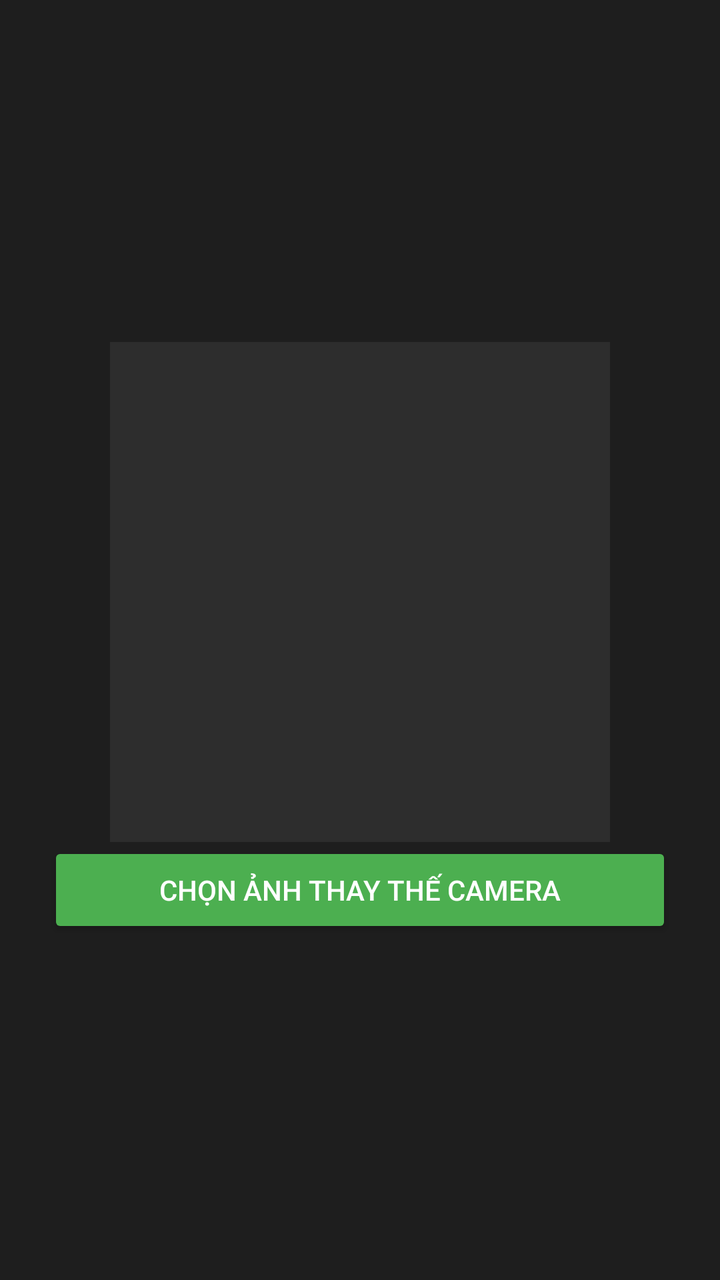
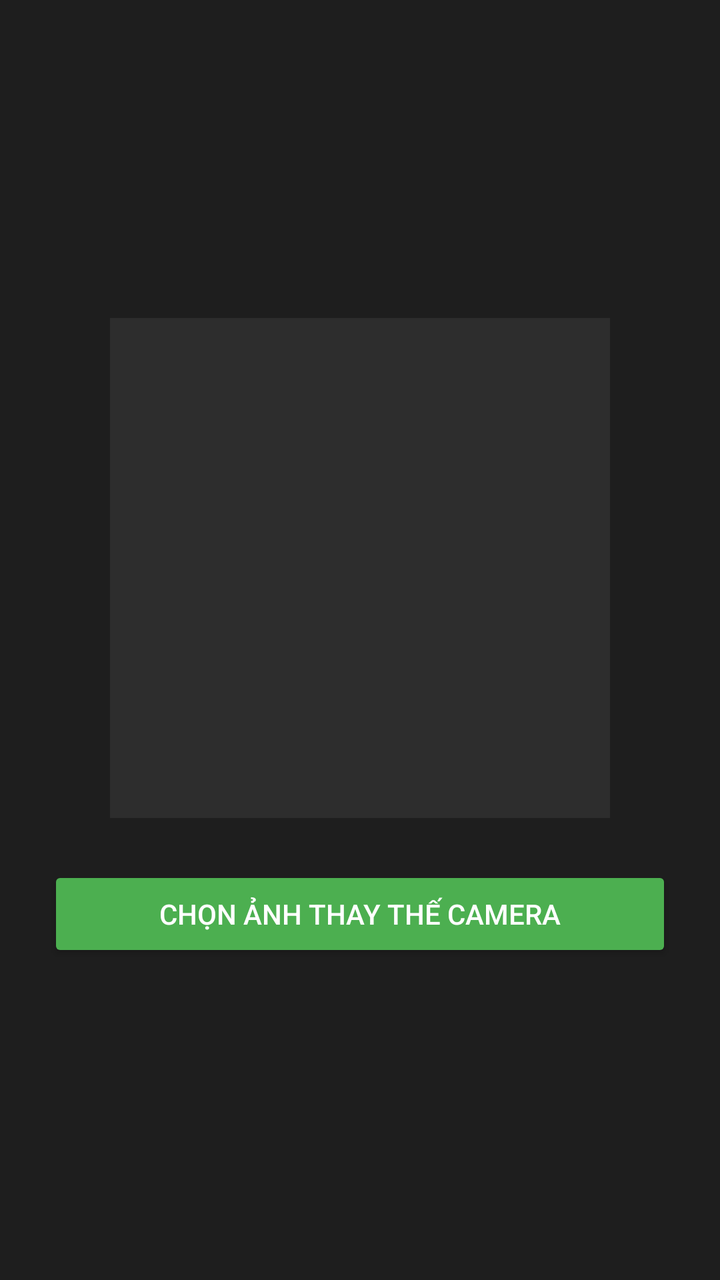

Two renders of the same Android screen: before a commit and after it. Below are the layout's source before the change and the commit's diff.
<!-- AndroidManifest.xml: application theme Theme.AppCompat.DayNight.NoActionBar -->
<!-- res/layout/activity_main.xml -->
<?xml version="1.0" encoding="utf-8"?>
<LinearLayout xmlns:android="http://schemas.android.com/apk/res/android"
    android:layout_width="match_parent"
    android:layout_height="match_parent"
    android:background="#1e1e1e"
    android:gravity="center"
    android:orientation="vertical"
    android:padding="24dp">

    <ImageView
        android:id="@+id/imgPreview"
        android:layout_width="250dp"
        android:layout_height="250dp"
        android:layout_marginBottom="24dp`"
        android:background="#2d2d2d"
        android:scaleType="centerCrop" />

    <Button
        android:id="@+id/btnSelectImage"
        android:layout_width="match_parent"
        android:layout_height="wrap_content"
        android:backgroundTint="#4CAF50"
        android:text="Chọn ảnh thay thế camera"
        android:textColor="#FFFFFF" />

</LinearLayout>
<!-- resources referenced by this layout -->
<resources>

</resources>

<!-- the commit's change to res/layout/activity_main.xml (unified diff, before → after) -->
@@ -11,7 +11,7 @@
         android:id="@+id/imgPreview"
         android:layout_width="250dp"
         android:layout_height="250dp"
-        android:layout_marginBottom="24dp`"
+        android:layout_marginBottom="24dp"
         android:background="#2d2d2d"
         android:scaleType="centerCrop" />
 
